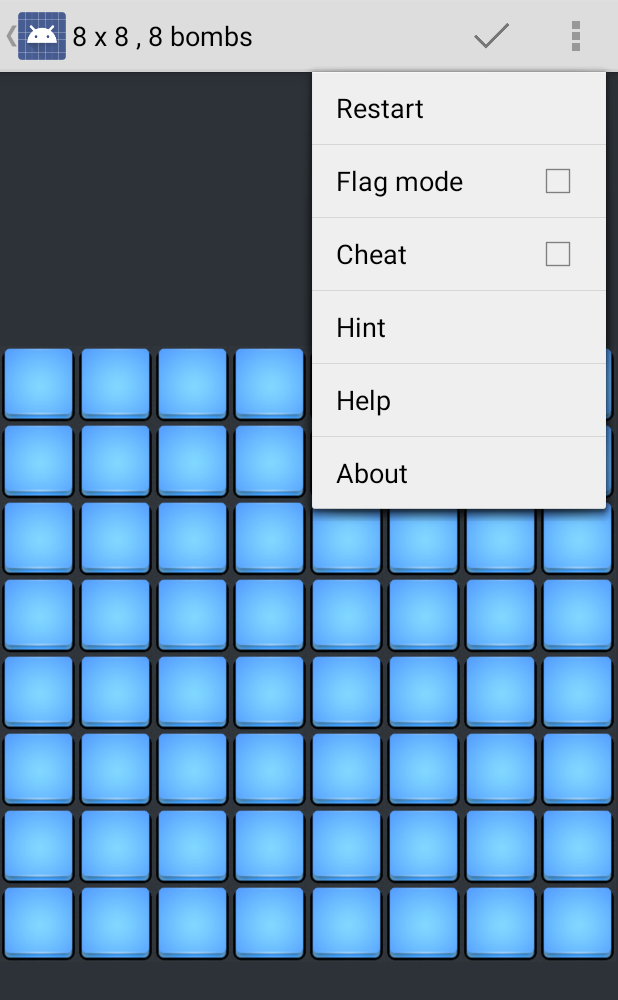
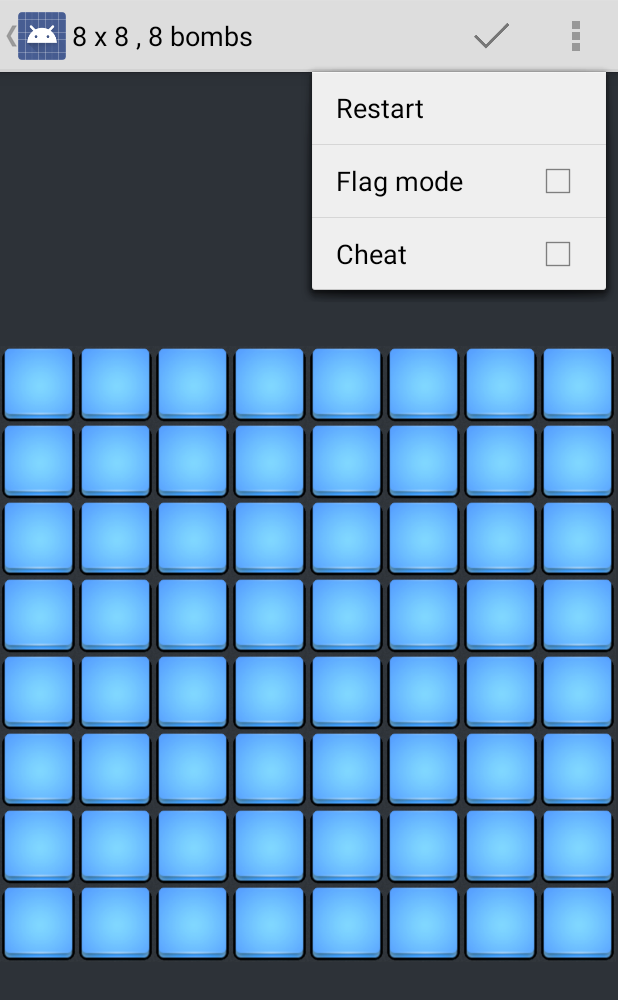
Before and after one commit to ankitahuja0508/android-minesweeper, an Android app: the GameActivity screen opened directly, with no data from a screen before it, with the options menu open, on a phone screen of 412 x 824 dp. Shown: the top 1000 px of the screen. Run offline under Robolectric (Android 15) with nearby library versions, the phone set to English and light mode, and no system bars.

Commit message:
Commented out action bar options, which have yet to be implemented.

```diff
--- a/app/src/main/java/com/sebng/minesweeper/activity/MSBaseActivity.java
+++ b/app/src/main/java/com/sebng/minesweeper/activity/MSBaseActivity.java
@@ -18,7 +18,7 @@ public class MSBaseActivity extends Activity {
     @Override
     public boolean onOptionsItemSelected(MenuItem item) {
         switch (item.getItemId()) {
-            case R.id.global__action_about:
+//            case R.id.global__action_about:
             default:
                 return super.onOptionsItemSelected(item);
         }
--- a/app/src/main/java/com/sebng/minesweeper/activity/MainActivity.java
+++ b/app/src/main/java/com/sebng/minesweeper/activity/MainActivity.java
@@ -36,9 +36,9 @@ public class MainActivity extends MSBaseActivity
     @Override
     public boolean onOptionsItemSelected(MenuItem item) {
         switch (item.getItemId()) {
-            case R.id.main__action_help:
-                showTutorial();
-                return true;
+//            case R.id.main__action_help:
+//                showTutorial();
+//                return true;
             default:
                 return super.onOptionsItemSelected(item);
         }
--- a/app/src/main/res/menu/menu_game.xml
+++ b/app/src/main/res/menu/menu_game.xml
@@ -24,14 +24,14 @@
         android:orderInCategory="400"
         android:showAsAction="never"
         android:checkable="true" />
-    <item
-        android:id="@+id/game__action_hint"
-        android:title="@string/action_hint"
-        android:orderInCategory="500"
-        android:showAsAction="never" />
-    <item
-        android:id="@+id/game__action_help"
-        android:title="@string/action_help"
-        android:orderInCategory="600"
-        android:showAsAction="never" />
+    <!--<item-->
+        <!--android:id="@+id/game__action_hint"-->
+        <!--android:title="@string/action_hint"-->
+        <!--android:orderInCategory="500"-->
+        <!--android:showAsAction="never" />-->
+    <!--<item-->
+        <!--android:id="@+id/game__action_help"-->
+        <!--android:title="@string/action_help"-->
+        <!--android:orderInCategory="600"-->
+        <!--android:showAsAction="never" />-->
 </menu>
--- a/app/src/main/res/menu/menu_global.xml
+++ b/app/src/main/res/menu/menu_global.xml
@@ -2,9 +2,9 @@
     xmlns:app="http://schemas.android.com/apk/res-auto"
     xmlns:tools="http://schemas.android.com/tools"
     tools:context=".activity.MSBaseActivity">
-    <item
-        android:id="@+id/global__action_about"
-        android:title="@string/action_about"
-        android:orderInCategory="1000"
-        app:showAsAction="never" />
+    <!--<item-->
+        <!--android:id="@+id/global__action_about"-->
+        <!--android:title="@string/action_about"-->
+        <!--android:orderInCategory="1000"-->
+        <!--app:showAsAction="never" />-->
 </menu>
```
Also changed, not shown: app/src/main/java/com/sebng/minesweeper/activity/GameActivity.java (+5 -5 lines), app/src/main/res/menu/menu_main.xml (+6 -6 lines).
